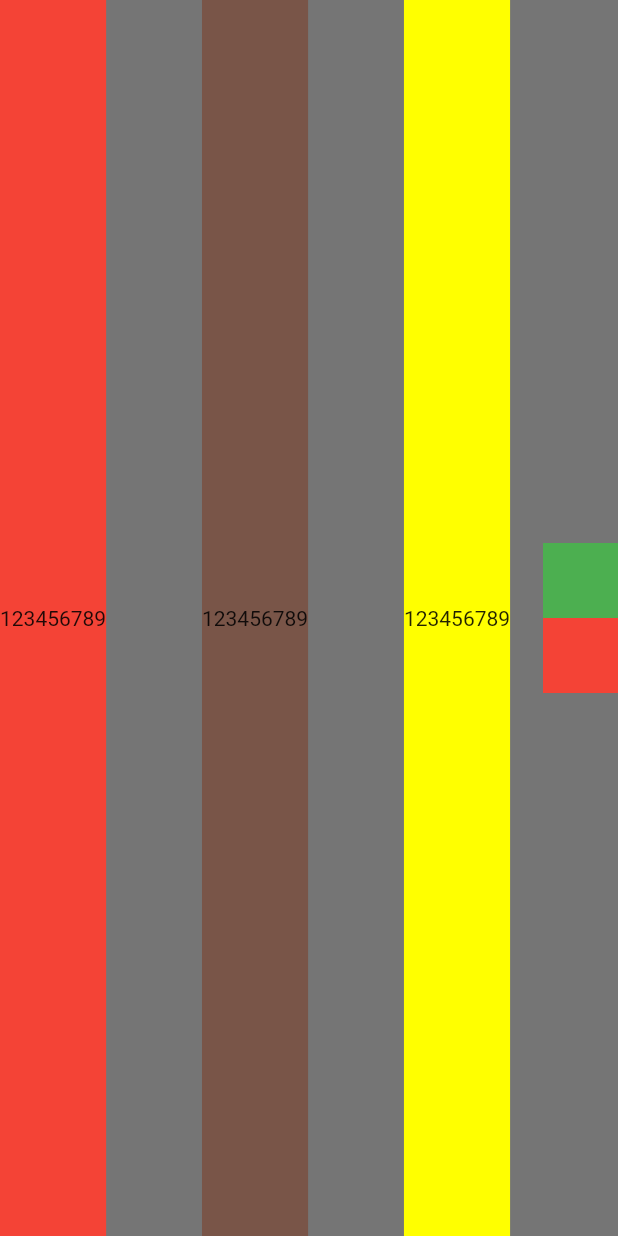
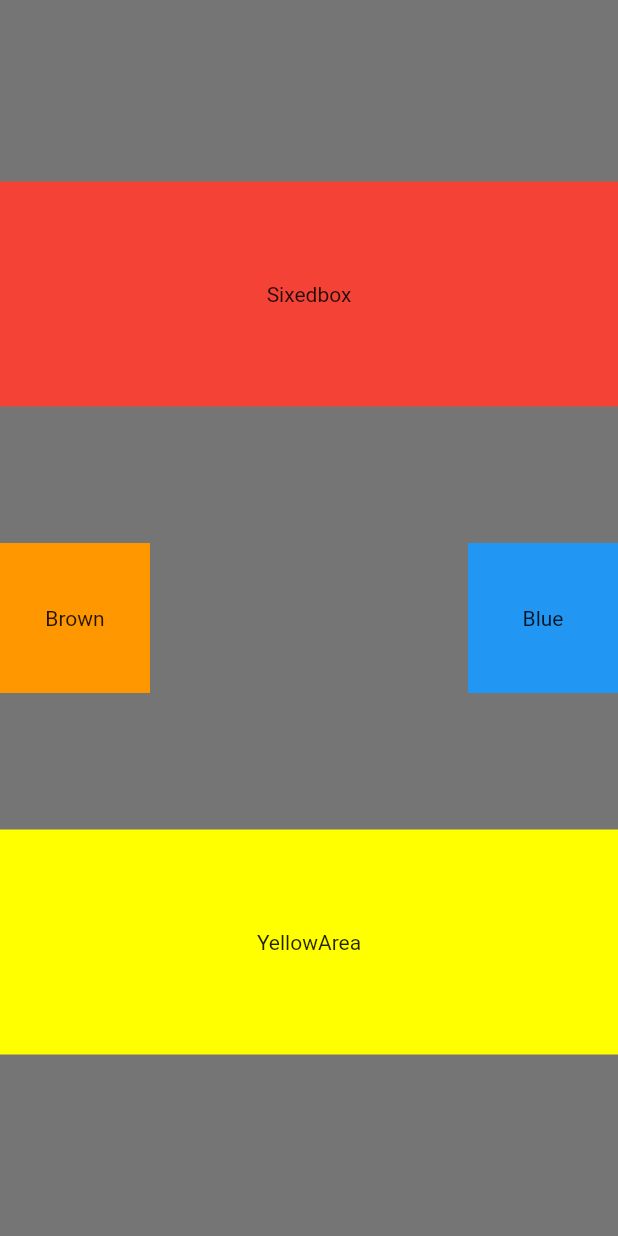
Before and after one commit to yssfsahn/kahve-dunyasi, a Flutter app: the screen it shows after launch, on a phone screen of 412 x 824 dp. Run offline on Flutter 3.47's test engine with Material 2 defaults, Android fonts, the phone set to English and light mode, and no system bars.

Commit message:
- textlerde ortalama işi: alignment: Fractionaloffset.center ile oluyo.
- mainAxisaAligment.spaceBetween ile de kareleri kenarlara yapıştırıyo.

```diff
--- a/lib/main.dart
+++ b/lib/main.dart
@@ -15,7 +15,7 @@ class YusufBox extends StatelessWidget {
       home: Scaffold(
         backgroundColor: Colors.black54,
         body: SafeArea(
-          child: Row(
+          child: Column(
             //mainAxisSize: MainAxisSize.min, <= bu en minimal şekilde ekrara sığdırır
             //mainAxisAlignment: MainAxisAlignment.start: kutuları tepede tutturur, MainAxisAlignment.end ise kutuları alta tutturur.
             // mainAxisAlignment: MainAxisAlignment.center ise merkezde tutturur.
@@ -26,50 +26,48 @@ class YusufBox extends StatelessWidget {
             crossAxisAlignment: CrossAxisAlignment.stretch,
             mainAxisAlignment:
                 MainAxisAlignment.spaceBetween, //ortalığa dağıttı
+            mainAxisSize: MainAxisSize.max,
             children: [
+              SizedBox(
+                height: 30,
+                width: 20,
+              ),
               Container(
                 // width: 200,
                 height: 150,
                 color: Colors.red,
-                child: Text('123456789'),
+                child: Text('Sixedbox'),
+                alignment: FractionalOffset.center,
+              ),
+              Row(
+                mainAxisAlignment: MainAxisAlignment.spaceBetween,
+                children: [
+                  Container(
+                    height: 100,
+                    width: 100,
+                    color: Colors.orange,
+                    child: Text('Brown'),
+                    alignment: FractionalOffset.center,
+                  ),
+                  Container(
+                    height: 100,
+                    width: 100,
+                    color: Colors.blue,
+                    child: Text('Blue'),
+                    alignment: FractionalOffset.center,
+                  ),
+                ],
+              ),
+              Container(
+                height: 150,
+                // width: 200,
+                color: Colors.yellowAccent,
+                child: Text('YellowArea'),
                 alignment: FractionalOffset.center,
               ),
               SizedBox(
                 height: 30,
                 width: 20,
-              ),
-              Container(
-                height: 150,
-                //width: 200,
-                color: Colors.brown,
-                child: Text('123456789'),
-                alignment: FractionalOffset.center,
-              ),
-              SizedBox(
-                height: 30,
-                width: 20,
-              ),
-              Container(
-                height: 150,
-                // width: 200,
-                color: Colors.yellowAccent,
-                child: Text('123456789'),
-                alignment: FractionalOffset.center,
-              ),
-              Column(
-                mainAxisAlignment: MainAxisAlignment.center,
-                children: [
-                  Container(
-                    height: 50,
-                    width: 50,
-                    color: Colors.green,
-                  ),
-                  Container(
-                    height: 50,
-                    width: 50,
-                    color: Colors.red,
-                  ),
-                ],
               ),
             ],
           ),
```
